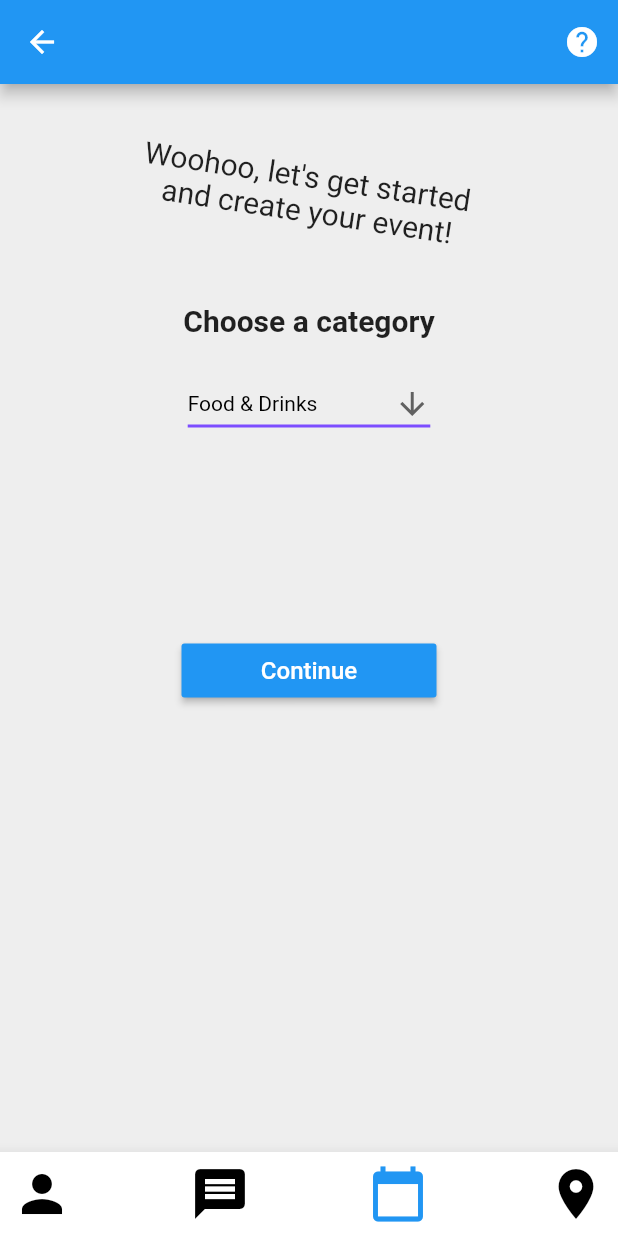
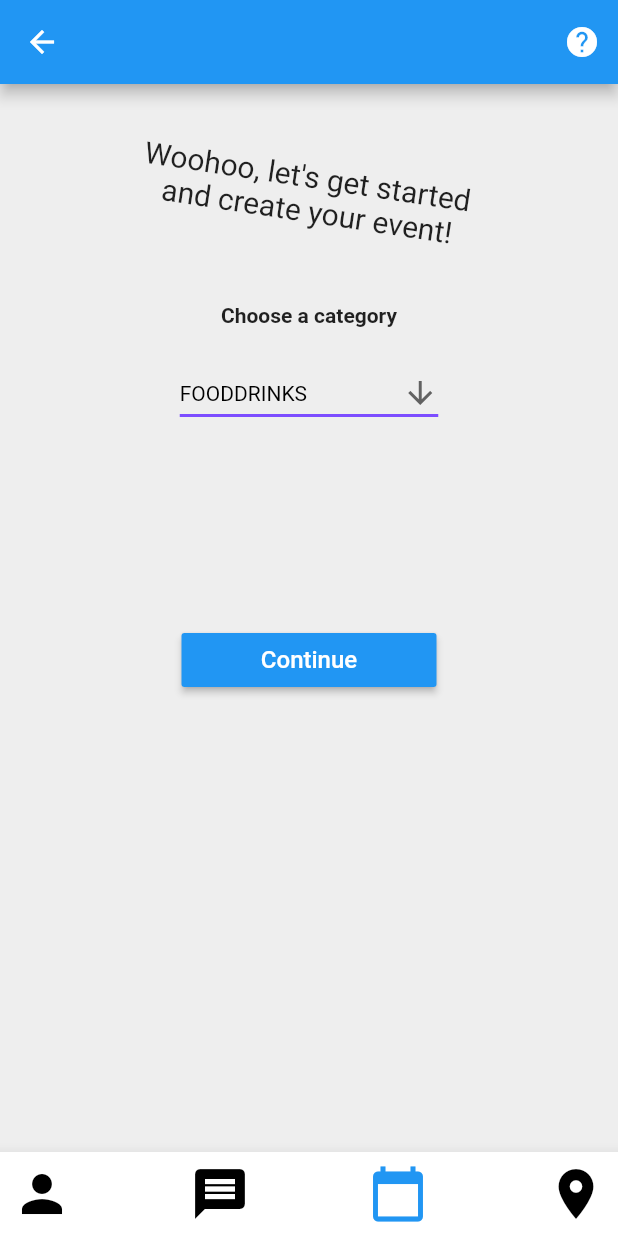
Before and after one commit to lello163/pvt_projectApp, a Flutter app: the ChooseCategory screen opened directly, on a phone screen of 412 x 824 dp. Run offline on Flutter 3.47's test engine with Material 2 defaults, Android fonts, the phone set to English and light mode, and no system bars; our stand-ins replace flutter_datetime_picker, google_maps_flutter, image_picker, numberpicker, rflutter_alert, weather_icons; missing offline and left inert: flutter_facebook_login, google_map_location_picker.

Commit message:
update choose Category

```diff
--- a/lib/ChooseCategory.dart
+++ b/lib/ChooseCategory.dart
@@ -43,6 +43,7 @@ Widget build(BuildContext context) {
     backgroundColor: Colors.grey[200],
 
     body: Center(
+      child: Expanded(
       child: Column(
         children: <Widget>[
           Padding(
@@ -54,7 +55,7 @@ Widget build(BuildContext context) {
           ),
           Padding(
             padding: const EdgeInsets.only(bottom: 20.0),
-            child: Text('Choose a category', style: TextStyle(fontWeight: FontWeight.bold, fontSize: 20)),
+            child: Text('Choose a category', style: TextStyle(fontWeight: FontWeight.bold, fontSize: 14)),
           ),
           DropdownMenu(),
           Padding(
@@ -75,7 +76,7 @@ Widget build(BuildContext context) {
           ),
 
         ],
-      ),
+      ),),
     ), bottomNavigationBar: bottomMenu(context),
   );
 }
@@ -90,7 +91,7 @@ class DropdownMenu extends StatefulWidget {
 }
 
 class _DropdownMenuState extends State<DropdownMenu> {
-  String dropdownValue = 'Food & Drinks';
+  String dropdownValue = 'FOODDRINKS';
 
   @override
   Widget build(BuildContext context) {
@@ -110,12 +111,11 @@ class _DropdownMenuState extends State<DropdownMenu> {
           choice = newValue;
         });
       },
-      items: <String>['Food & Drinks', 'Sport', 'Fitness & Mindfulness', 'Animals', 'Parent Hang', 'Movies', 'Outdoors & Explore', 'Art & Culture']
+      items: <String>['FOODDRINKS', 'SPORT', 'ANIMALS', 'PARENTHANG', 'FILM', 'EXPLORE', 'FITNESSMINDFULNESS', 'GAMING', 'MUSIC']
           .map<DropdownMenuItem<String>>((String value) {
         return DropdownMenuItem<String>(
           value: value,
           child: Text(value),
-
         );
       }).toList(),
     );
--- a/lib/CreateEvent.dart
+++ b/lib/CreateEvent.dart
@@ -37,7 +37,7 @@ class CreateEvent extends StatefulWidget {
 }
 
 class _CreateEventState extends State<CreateEvent> {
-  String userID = "";
+  String userID;
   String category;
   String name = "";
   String time = "";
@@ -56,6 +56,7 @@ class _CreateEventState extends State<CreateEvent> {
 
   String json;
   void createJson() {
+    print("start creating json");
     json = "{\"name\":\"" +
         name +
         "\",\"time\":\"" +
@@ -78,6 +79,7 @@ class _CreateEventState extends State<CreateEvent> {
         "\",\"coordinates\":\"" +
         coordinates +
         "\"}";
+        print("created json");
   }
 
   Future<void> sendToServer() async {
```
